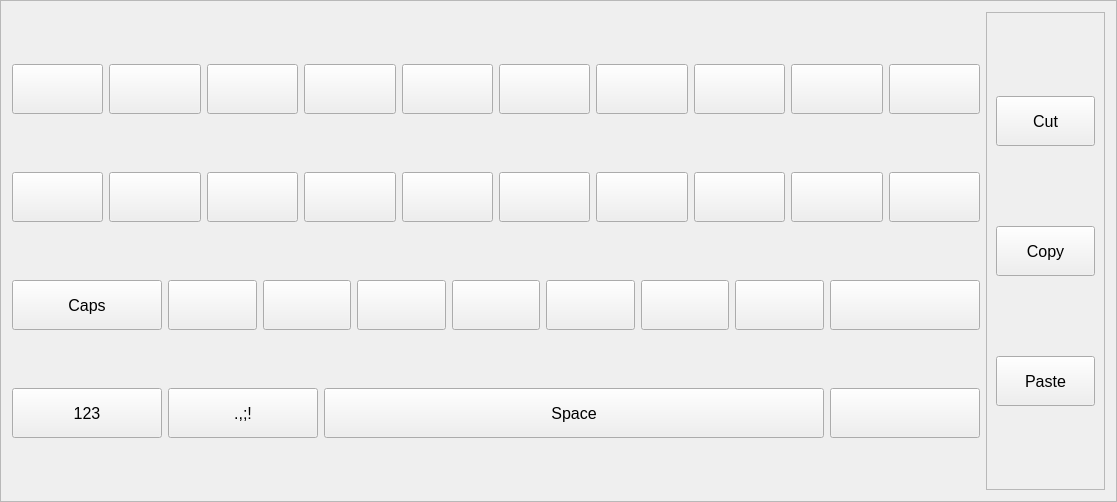
vaz-ar/VirtualKeyboard, file ui/VirtualKeyboard.ui: the form before one commit.
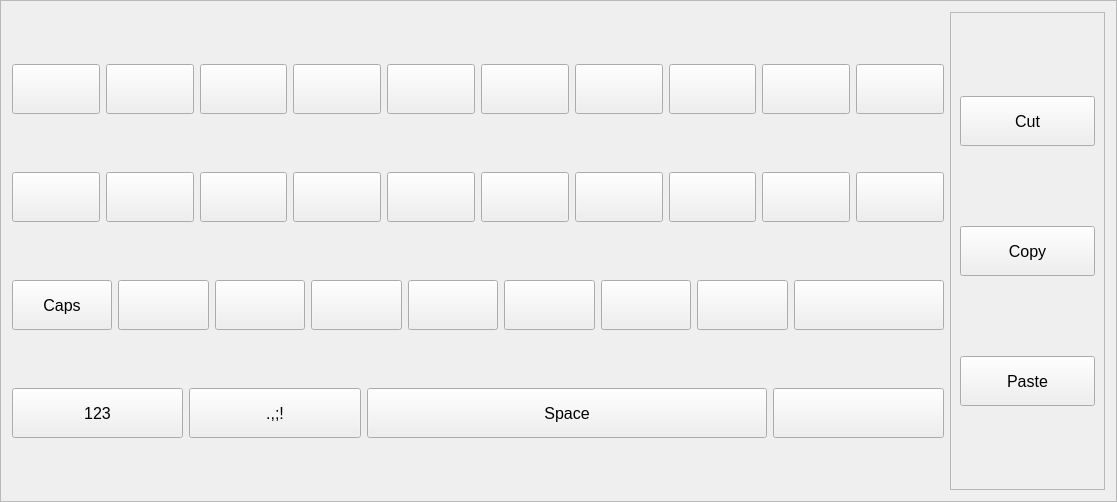
The form after the commit. Icons and pictures are not drawn.

Commit message: [UPDATE] Keys Size

What changed in the file:
```diff
--- a/ui/VirtualKeyboard.ui
+++ b/ui/VirtualKeyboard.ui
@@ -28,7 +28,7 @@
         <widget class="QPushButton" name="pushButton_principalKey_00">
          <property name="minimumSize">
           <size>
-           <width>70</width>
+           <width>40</width>
            <height>50</height>
           </size>
          </property>
@@ -49,7 +49,7 @@
         <widget class="QPushButton" name="pushButton_principalKey_01">
          <property name="minimumSize">
           <size>
-           <width>70</width>
+           <width>40</width>
            <height>50</height>
           </size>
          </property>
@@ -70,7 +70,7 @@
         <widget class="QPushButton" name="pushButton_principalKey_02">
          <property name="minimumSize">
           <size>
-           <width>70</width>
+           <width>40</width>
            <height>50</height>
           </size>
          </property>
@@ -91,7 +91,7 @@
         <widget class="QPushButton" name="pushButton_principalKey_03">
          <property name="minimumSize">
           <size>
-           <width>70</width>
+           <width>40</width>
            <height>50</height>
           </size>
          </property>
@@ -112,7 +112,7 @@
         <widget class="QPushButton" name="pushButton_principalKey_04">
          <property name="minimumSize">
           <size>
-           <width>70</width>
+           <width>40</width>
            <height>50</height>
           </size>
          </property>
@@ -133,7 +133,7 @@
         <widget class="QPushButton" name="pushButton_principalKey_05">
          <property name="minimumSize">
           <size>
-           <width>70</width>
+           <width>40</width>
            <height>50</height>
           </size>
          </property>
@@ -154,7 +154,7 @@
         <widget class="QPushButton" name="pushButton_principalKey_06">
          <property name="minimumSize">
           <size>
-           <width>70</width>
+           <width>40</width>
            <height>50</height>
           </size>
          </property>
@@ -175,7 +175,7 @@
         <widget class="QPushButton" name="pushButton_principalKey_07">
          <property name="minimumSize">
           <size>
-           <width>70</width>
+           <width>40</width>
            <height>50</height>
           </size>
          </property>
@@ -196,7 +196,7 @@
         <widget class="QPushButton" name="pushButton_principalKey_08">
          <property name="minimumSize">
           <size>
-           <width>70</width>
+           <width>40</width>
            <height>50</height>
           </size>
          </property>
@@ -217,7 +217,7 @@
         <widget class="QPushButton" name="pushButton_principalKey_09">
          <property name="minimumSize">
           <size>
-           <width>70</width>
+           <width>40</width>
            <height>50</height>
           </size>
          </property>
@@ -242,7 +242,7 @@
         <widget class="QPushButton" name="pushButton_principalKey_10">
          <property name="minimumSize">
           <size>
-           <width>70</width>
+           <width>40</width>
            <height>50</height>
           </size>
          </property>
@@ -263,7 +263,7 @@
         <widget class="QPushButton" name="pushButton_principalKey_11">
          <property name="minimumSize">
           <size>
-           <width>70</width>
+           <width>40</width>
            <height>50</height>
           </size>
          </property>
@@ -284,7 +284,7 @@
         <widget class="QPushButton" name="pushButton_principalKey_12">
          <property name="minimumSize">
           <size>
-           <width>70</width>
+           <width>40</width>
            <height>50</height>
           </size>
          </property>
@@ -305,7 +305,7 @@
         <widget class="QPushButton" name="pushButton_principalKey_13">
          <property name="minimumSize">
           <size>
-           <width>70</width>
+           <width>40</width>
            <height>50</height>
           </size>
          </property>
@@ -326,7 +326,7 @@
         <widget class="QPushButton" name="pushButton_principalKey_14">
          <property name="minimumSize">
           <size>
-           <width>70</width>
+           <width>40</width>
            <height>50</height>
           </size>
          </property>
@@ -347,7 +347,7 @@
         <widget class="QPushButton" name="pushButton_principalKey_15">
          <property name="minimumSize">
           <size>
-           <width>70</width>
+           <width>40</width>
            <height>50</height>
           </size>
          </property>
@@ -368,7 +368,7 @@
         <widget class="QPushButton" name="pushButton_principalKey_16">
          <property name="minimumSize">
           <size>
-           <width>70</width>
+           <width>40</width>
            <height>50</height>
           </size>
          </property>
@@ -389,7 +389,7 @@
         <widget class="QPushButton" name="pushButton_principalKey_17">
          <property name="minimumSize">
           <size>
-           <width>70</width>
+           <width>40</width>
            <height>50</height>
           </size>
          </property>
@@ -410,7 +410,7 @@
         <widget class="QPushButton" name="pushButton_principalKey_18">
          <property name="minimumSize">
           <size>
-           <width>70</width>
+           <width>40</width>
            <height>50</height>
           </size>
          </property>
@@ -431,7 +431,7 @@
         <widget class="QPushButton" name="pushButton_principalKey_19">
          <property name="minimumSize">
           <size>
-           <width>70</width>
+           <width>40</width>
            <height>50</height>
           </size>
          </property>
@@ -456,7 +456,7 @@
         <widget class="QPushButton" name="pushButton_principalKey_caps">
          <property name="minimumSize">
           <size>
-           <width>150</width>
+           <width>100</width>
            <height>50</height>
           </size>
          </property>
@@ -477,7 +477,7 @@
         <widget class="QPushButton" name="pushButton_principalKey_20">
          <property name="minimumSize">
           <size>
-           <width>70</width>
+           <width>40</width>
            <height>50</height>
           </size>
          </property>
@@ -498,7 +498,7 @@
         <widget class="QPushButton" name="pushButton_principalKey_21">
          <property name="minimumSize">
           <size>
-           <width>70</width>
+           <width>40</width>
            <height>50</height>
           </size>
          </property>
@@ -519,7 +519,7 @@
         <widget class="QPushButton" name="pushButton_principalKey_22">
          <property name="minimumSize">
           <size>
-           <width>70</width>
+           <width>40</width>
            <height>50</height>
           </size>
          </property>
@@ -540,7 +540,7 @@
         <widget class="QPushButton" name="pushButton_principalKey_23">
          <property name="minimumSize">
           <size>
-           <width>70</width>
+           <width>40</width>
            <height>50</height>
           </size>
          </property>
@@ -561,7 +561,7 @@
         <widget class="QPushButton" name="pushButton_principalKey_24">
          <property name="minimumSize">
           <size>
-           <width>70</width>
+           <width>40</width>
            <height>50</height>
           </size>
          </property>
@@ -582,7 +582,7 @@
         <widget class="QPushButton" name="pushButton_principalKey_25">
          <property name="minimumSize">
           <size>
-           <width>70</width>
+           <width>40</width>
            <height>50</height>
           </size>
          </property>
@@ -603,7 +603,7 @@
         <widget class="QPushButton" name="pushButton_principalKey_26">
          <property name="minimumSize">
           <size>
-           <width>70</width>
+           <width>40</width>
            <height>50</height>
           </size>
          </property>
@@ -659,7 +659,7 @@
         <widget class="QPushButton" name="pushButton_principalKey_numbers">
          <property name="minimumSize">
           <size>
-           <width>150</width>
+           <width>100</width>
            <height>50</height>
           </size>
          </property>
@@ -680,7 +680,7 @@
         <widget class="QPushButton" name="pushButton_principalKey_punctuation">
          <property name="minimumSize">
           <size>
-           <width>150</width>
+           <width>100</width>
            <height>50</height>
           </size>
          </property>
@@ -701,7 +701,7 @@
         <widget class="QPushButton" name="pushButton_principalKey_space">
          <property name="minimumSize">
           <size>
-           <width>500</width>
+           <width>400</width>
            <height>50</height>
           </size>
          </property>
@@ -722,7 +722,7 @@
         <widget class="QPushButton" name="pushButton_principalKey_enter">
          <property name="minimumSize">
           <size>
-           <width>150</width>
+           <width>100</width>
            <height>50</height>
           </size>
          </property>
```
